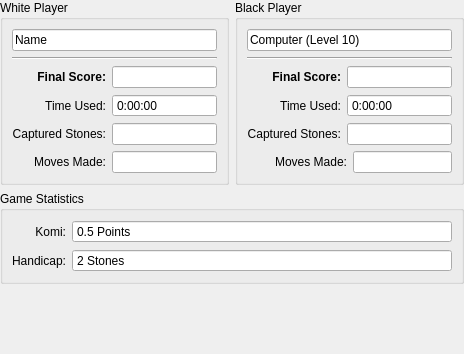
Qt form src/gui/widgets/scorewidget.ui (KDE/kigo) before a commit.
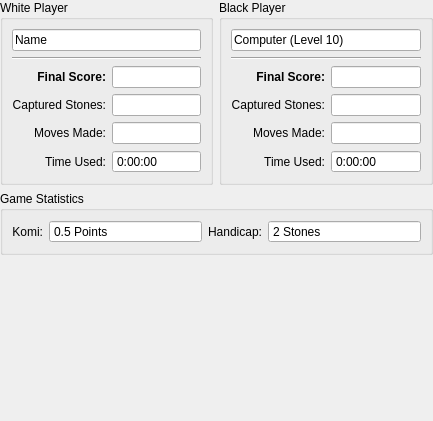
The same form after that commit. Custom widgets are drawn as their Qt base class.

Commit message: More work on the score dialog.

Diff of the .ui file:
```diff
--- a/src/gui/widgets/scorewidget.ui
+++ b/src/gui/widgets/scorewidget.ui
@@ -6,8 +6,8 @@
    <rect>
     <x>0</x>
     <y>0</y>
-    <width>464</width>
-    <height>354</height>
+    <width>433</width>
+    <height>421</height>
    </rect>
   </property>
   <property name="windowTitle">
@@ -69,6 +69,9 @@
         <property name="alignment">
          <set>Qt::AlignRight|Qt::AlignTrailing|Qt::AlignVCenter</set>
         </property>
+        <property name="buddy">
+         <cstring>whiteFinalScoreLineEdit</cstring>
+        </property>
        </widget>
       </item>
       <item row="4" column="1">
@@ -103,35 +106,6 @@
         </property>
        </widget>
       </item>
-      <item row="5" column="1">
-       <widget class="QTimeEdit" name="whiteTimeEdit">
-        <property name="enabled">
-         <bool>true</bool>
-        </property>
-        <property name="alignment">
-         <set>Qt::AlignLeading|Qt::AlignLeft|Qt::AlignVCenter</set>
-        </property>
-        <property name="readOnly">
-         <bool>true</bool>
-        </property>
-        <property name="buttonSymbols">
-         <enum>QAbstractSpinBox::NoButtons</enum>
-        </property>
-        <property name="displayFormat">
-         <string>h:mm:ss</string>
-        </property>
-       </widget>
-      </item>
-      <item row="5" column="0">
-       <widget class="QLabel" name="label_2">
-        <property name="text">
-         <string>Time Used:</string>
-        </property>
-        <property name="alignment">
-         <set>Qt::AlignRight|Qt::AlignTrailing|Qt::AlignVCenter</set>
-        </property>
-       </widget>
-      </item>
       <item row="6" column="0">
        <widget class="QLabel" name="label">
         <property name="text">
@@ -140,6 +114,9 @@
         <property name="alignment">
          <set>Qt::AlignRight|Qt::AlignTrailing|Qt::AlignVCenter</set>
         </property>
+        <property name="buddy">
+         <cstring>whiteCapturesLineEdit</cstring>
+        </property>
        </widget>
       </item>
       <item row="7" column="0">
@@ -150,6 +127,9 @@
         <property name="alignment">
          <set>Qt::AlignRight|Qt::AlignTrailing|Qt::AlignVCenter</set>
         </property>
+        <property name="buddy">
+         <cstring>whiteMovesMadeLineEdit</cstring>
+        </property>
        </widget>
       </item>
       <item row="7" column="1">
@@ -165,6 +145,38 @@
         </property>
        </widget>
       </item>
+      <item row="8" column="0">
+       <widget class="QLabel" name="label_2">
+        <property name="text">
+         <string>Time Used:</string>
+        </property>
+        <property name="alignment">
+         <set>Qt::AlignRight|Qt::AlignTrailing|Qt::AlignVCenter</set>
+        </property>
+        <property name="buddy">
+         <cstring>whiteTimeEdit</cstring>
+        </property>
+       </widget>
+      </item>
+      <item row="8" column="1">
+       <widget class="QTimeEdit" name="whiteTimeEdit">
+        <property name="enabled">
+         <bool>true</bool>
+        </property>
+        <property name="alignment">
+         <set>Qt::AlignLeading|Qt::AlignLeft|Qt::AlignVCenter</set>
+        </property>
+        <property name="readOnly">
+         <bool>true</bool>
+        </property>
+        <property name="buttonSymbols">
+         <enum>QAbstractSpinBox::NoButtons</enum>
+        </property>
+        <property name="displayFormat">
+         <string>h:mm:ss</string>
+        </property>
+       </widget>
+      </item>
      </layout>
     </widget>
    </item>
@@ -174,7 +186,7 @@
       <string>Black Player</string>
      </property>
      <layout class="QGridLayout" name="gridLayout_2">
-      <item row="0" column="0" colspan="3">
+      <item row="0" column="0" colspan="2">
        <widget class="KLineEdit" name="blackPlayerName">
         <property name="enabled">
          <bool>true</bool>
@@ -199,30 +211,14 @@
         </property>
        </widget>
       </item>
-      <item row="1" column="0" colspan="3">
+      <item row="1" column="0" colspan="2">
        <widget class="Line" name="line_4">
         <property name="orientation">
          <enum>Qt::Horizontal</enum>
         </property>
        </widget>
       </item>
-      <item row="2" column="0">
-       <widget class="QLabel" name="label_10">
-        <property name="font">
-         <font>
-          <weight>75</weight>
-          <bold>true</bold>
-         </font>
-        </property>
-        <property name="text">
-         <string>Final Score:</string>
-        </property>
-        <property name="alignment">
-         <set>Qt::AlignRight|Qt::AlignTrailing|Qt::AlignVCenter</set>
-        </property>
-       </widget>
-      </item>
-      <item row="2" column="1" colspan="2">
+      <item row="2" column="1">
        <widget class="KLineEdit" name="blackFinalScoreLineEdit">
         <property name="font">
          <font>
@@ -241,30 +237,26 @@
         </property>
        </widget>
       </item>
+      <item row="2" column="0">
+       <widget class="QLabel" name="label_10">
+        <property name="font">
+         <font>
+          <weight>75</weight>
+          <bold>true</bold>
+         </font>
+        </property>
+        <property name="text">
+         <string>Final Score:</string>
+        </property>
+        <property name="alignment">
+         <set>Qt::AlignRight|Qt::AlignTrailing|Qt::AlignVCenter</set>
+        </property>
+        <property name="buddy">
+         <cstring>blackFinalScoreLineEdit</cstring>
+        </property>
+       </widget>
+      </item>
       <item row="3" column="0">
-       <widget class="QLabel" name="label_6">
-        <property name="text">
-         <string>Time Used:</string>
-        </property>
-        <property name="alignment">
-         <set>Qt::AlignRight|Qt::AlignTrailing|Qt::AlignVCenter</set>
-        </property>
-       </widget>
-      </item>
-      <item row="3" column="1" colspan="2">
-       <widget class="QTimeEdit" name="blackTimeEdit">
-        <property name="readOnly">
-         <bool>true</bool>
-        </property>
-        <property name="buttonSymbols">
-         <enum>QAbstractSpinBox::NoButtons</enum>
-        </property>
-        <property name="displayFormat">
-         <string>h:mm:ss</string>
-        </property>
-       </widget>
-      </item>
-      <item row="4" column="0">
        <widget class="QLabel" name="label_4">
         <property name="text">
          <string>Captured Stones:</string>
@@ -272,9 +264,12 @@
         <property name="alignment">
          <set>Qt::AlignRight|Qt::AlignTrailing|Qt::AlignVCenter</set>
         </property>
+        <property name="buddy">
+         <cstring>blackCapturesLineEdit</cstring>
+        </property>
        </widget>
       </item>
-      <item row="4" column="1" colspan="2">
+      <item row="3" column="1">
        <widget class="KLineEdit" name="blackCapturesLineEdit">
         <property name="readOnly">
          <bool>true</bool>
@@ -287,7 +282,7 @@
         </property>
        </widget>
       </item>
-      <item row="5" column="0" colspan="2">
+      <item row="4" column="0">
        <widget class="QLabel" name="label_9">
         <property name="text">
          <string>Moves Made:</string>
@@ -295,9 +290,12 @@
         <property name="alignment">
          <set>Qt::AlignRight|Qt::AlignTrailing|Qt::AlignVCenter</set>
         </property>
+        <property name="buddy">
+         <cstring>blackMovesMadeLineEdit</cstring>
+        </property>
        </widget>
       </item>
-      <item row="5" column="2">
+      <item row="4" column="1">
        <widget class="KLineEdit" name="blackMovesMadeLineEdit">
         <property name="readOnly">
          <bool>true</bool>
@@ -310,6 +308,32 @@
         </property>
        </widget>
       </item>
+      <item row="5" column="0">
+       <widget class="QLabel" name="label_6">
+        <property name="text">
+         <string>Time Used:</string>
+        </property>
+        <property name="alignment">
+         <set>Qt::AlignRight|Qt::AlignTrailing|Qt::AlignVCenter</set>
+        </property>
+        <property name="buddy">
+         <cstring>blackTimeEdit</cstring>
+        </property>
+       </widget>
+      </item>
+      <item row="5" column="1">
+       <widget class="QTimeEdit" name="blackTimeEdit">
+        <property name="readOnly">
+         <bool>true</bool>
+        </property>
+        <property name="buttonSymbols">
+         <enum>QAbstractSpinBox::NoButtons</enum>
+        </property>
+        <property name="displayFormat">
+         <string>h:mm:ss</string>
+        </property>
+       </widget>
+      </item>
      </layout>
     </widget>
    </item>
@@ -379,7 +403,7 @@
         </property>
        </widget>
       </item>
-      <item row="2" column="0">
+      <item row="1" column="2">
        <widget class="QLabel" name="label_5">
         <property name="text">
          <string>Handicap:</string>
@@ -392,7 +416,7 @@
         </property>
        </widget>
       </item>
-      <item row="2" column="1">
+      <item row="1" column="3">
        <widget class="QSpinBox" name="handicapSpinBox">
         <property name="sizePolicy">
          <sizepolicy hsizetype="Expanding" vsizetype="Fixed">
```
Left out of the diff: 8 changed lines with no effect on the pictures. The commit also changes 7 other files.
